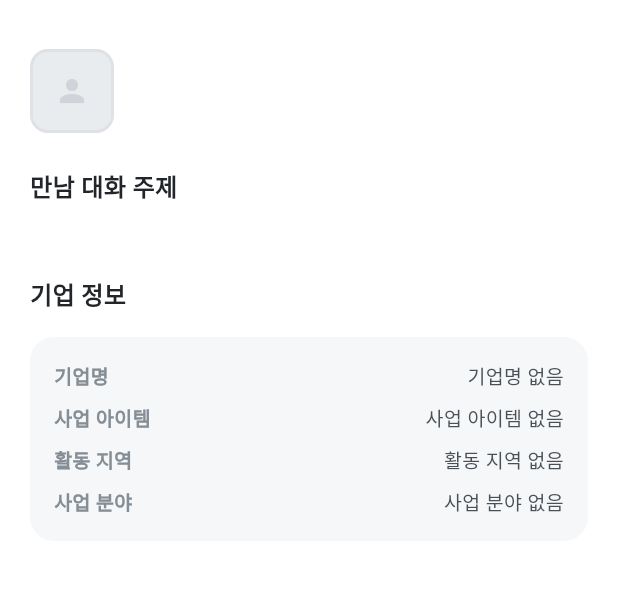
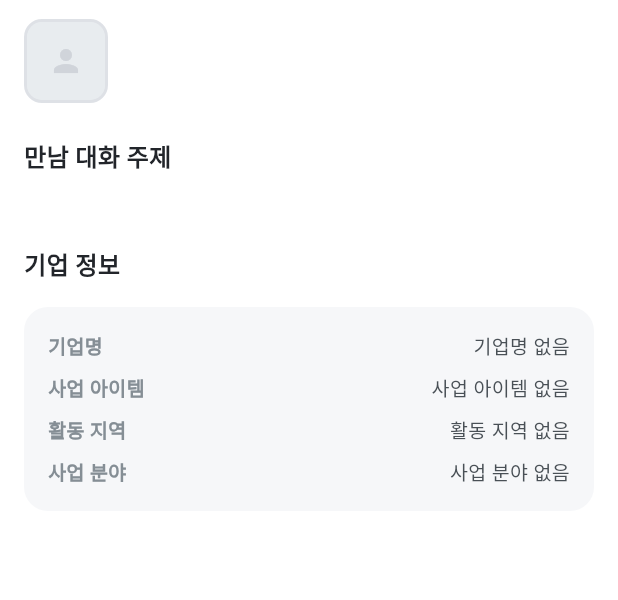
Before and after one commit to ssyyeong/bizsignal-app, a Flutter app: the MeetDetailScreen screen opened directly with empty values, on a phone screen of 412 x 824 dp, the part 65-665 px from its top. Run offline on Flutter 3.47's test engine with Material 3 defaults, Android fonts, the phone set to English and light mode, and no system bars; our stand-ins replace flutter_svg, image_picker, shared_preferences; accounts and stored records are empty; network calls fail.

Commit message:
만남 관련 화면 구현

```diff
--- a/lib/screens/auth/login_screen.dart
+++ b/lib/screens/auth/login_screen.dart
@@ -53,7 +53,7 @@ class _LoginScreenState extends State<LoginScreen> {
                 ),
                 if (mounted)
                   await context.read<UserProvider>().getUser(
-                    value['result']['signInResult']['accessToken'],
+                    '', // FCM 토큰은 별도로 설정되므로 빈 문자열 전달
                   ),
                 if (mounted)
                   {
--- a/lib/screens/main/main_screen.dart
+++ b/lib/screens/main/main_screen.dart
@@ -247,7 +247,6 @@ class _MainState extends State<MainScreen> with WidgetsBindingObserver {
             settings: const RouteSettings(name: '/meet'),
             builder:
                 (_) => MeetScreen(
-                  // 예: 리스트 아이템 탭 시 상세로 이동하기 위한 콜백
                   onOpenDetail: (String profileCardId) {
                     _meetKey.currentState!.pushNamed(
                       '/detail',
--- a/lib/screens/main/meet/meet_detail_screen.dart
+++ b/lib/screens/main/meet/meet_detail_screen.dart
@@ -7,6 +7,7 @@ import 'package:bizsignal_app/widgets/app_bar_widget.dart';
 
 import 'package:flutter/material.dart';
 import 'package:flutter_svg/svg.dart';
+import 'package:intl/intl.dart';
 
 class MeetDetailScreen extends StatefulWidget {
   final String profileCardId;
@@ -32,9 +33,7 @@ class _MeetDetailScreenState extends State<MeetDetailScreen> {
 
   void _fetchData() async {
     await ControllerBase(modelName: 'ProfileCard', modelId: 'profile_card')
-        .findOneByKey({
-          'PROFILE_CARD_IDENTIFICATION_CODE': widget.profileCardId,
-        })
+        .findOne({'PROFILE_CARD_IDENTIFICATION_CODE': widget.profileCardId})
         .then((result) {
           setState(() {
             profileData = result['result'];
@@ -51,12 +50,13 @@ class _MeetDetailScreenState extends State<MeetDetailScreen> {
         children: [
           Expanded(
             child: SingleChildScrollView(
-              padding: const EdgeInsets.all(20),
               child: Column(
                 crossAxisAlignment: CrossAxisAlignment.start,
                 children: [
                   // 프로필 정보 섹션
-                  Row(
+                  Container(
+                    padding: const EdgeInsets.symmetric(horizontal: 16),
+                    child: Row(
                       crossAxisAlignment: CrossAxisAlignment.start,
                       children: [
                         // 프로필 이미지
@@ -142,7 +142,8 @@ class _MeetDetailScreenState extends State<MeetDetailScreen> {
                               Row(
                                 children: [
                                   Text(
-                                  profileData['AppMember']?['FULL_NAME'] ?? '',
+                                    profileData['AppMember']?['FULL_NAME'] ??
+                                        '',
                                     style: TextStyle(
                                       fontSize: 18,
                                       fontWeight: FontWeight.w700,
@@ -206,6 +207,7 @@ class _MeetDetailScreenState extends State<MeetDetailScreen> {
                         ),
                       ],
                     ),
+                  ),
 
                   // 비즈시그널 공식 멘토 안내
                   if (profileData['OFFICIAL_MENTOR_YN'] == 'Y') ...[
@@ -231,6 +233,12 @@ class _MeetDetailScreenState extends State<MeetDetailScreen> {
                     ),
                   ],
                   const SizedBox(height: 24),
+
+                  Container(
+                    padding: const EdgeInsets.symmetric(horizontal: 16),
+                    child: Column(
+                      crossAxisAlignment: CrossAxisAlignment.start,
+                      children: [
                         // 만남 대화 주제 섹션
                         const Text(
                           '만남 대화 주제',
@@ -248,7 +256,10 @@ class _MeetDetailScreenState extends State<MeetDetailScreen> {
                               profileData['KEYWORD_LIST'] != null
                                   ? (jsonDecode(profileData['KEYWORD_LIST'])
                                           as List<dynamic>)
-                                .map((keyword) => _buildTag(keyword.toString()))
+                                      .map(
+                                        (keyword) =>
+                                            _buildTag(keyword.toString()),
+                                      )
                                       .toList()
                                   : [],
                         ),
@@ -276,7 +287,8 @@ class _MeetDetailScreenState extends State<MeetDetailScreen> {
                             children: [
                               _buildInfoRow(
                                 '기업명',
-                          profileData['AppMember']?['COMPANY_NAME'] ?? '기업명 없음',
+                                profileData['AppMember']?['COMPANY_NAME'] ??
+                                    '기업명 없음',
                               ),
                               const SizedBox(height: 8),
                               _buildInfoRow(
@@ -336,17 +348,21 @@ class _MeetDetailScreenState extends State<MeetDetailScreen> {
                                   ),
                                 ),
                                 Text(
-                            '${profileData['TICKE_PRICE'] ?? 0}',
+                                  NumberFormat(
+                                    '#,###',
+                                  ).format(profileData['TICKET_PRICE'] ?? 0),
                                   style: TextStyle(
                                     fontSize: 16,
-                              color: AppColors.gray900,
-                              fontWeight: FontWeight.w700,
+                                    color: AppColors.gray700,
                                   ),
                                 ),
                               ],
                             ),
                           ),
                         ],
+                      ],
+                    ),
+                  ),
                 ],
               ),
             ),
--- a/lib/screens/main/meet/meet_payment_screen.dart
+++ b/lib/screens/main/meet/meet_payment_screen.dart
@@ -86,7 +86,7 @@ class _MeetPaymentScreenState extends State<MeetPaymentScreen> {
                       Text(
                         NumberFormat(
                           '#,###',
-                        ).format(widget.profileData['TICKE_PRICE'] ?? 0),
+                        ).format(widget.profileData['TICKET_PRICE'] ?? 0),
                         style: TextStyle(
                           fontSize: 14,
                           fontWeight: FontWeight.w700,
```
Also changed, not shown: lib/data/providers/user_provider.dart (+7 -1 lines), lib/screens/main/meet/meet_application_screen.dart (+27 -32 lines), lib/screens/main/meet/meet_screen.dart (+8 -1 lines), lib/screens/splash_screen.dart (+16 -5 lines), lib/widgets/alert_modal_widget.dart (+3 -6 lines), lib/widgets/profile_card_widget.dart (+7 -5 lines). Lines whose indentation alone changed are shown as unchanged.
